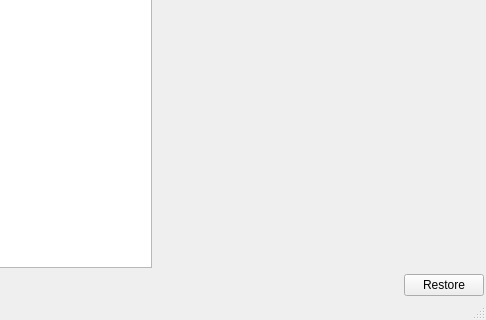
Qt form main_window.ui (henrik-w/Synkron) before a commit; both pictures show x 177 to 663 and y 295 to 615 of the 663 by 615 pixel window.
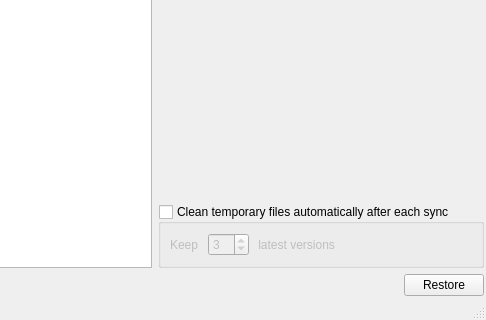
The same form after that commit. The open tabs and pages were chosen to show the change. Icons and pictures are not drawn. Custom widgets are drawn as their Qt base class.

Commit message: automatic cleaning of temporary files, improved synchronisation of two folders (should be a bit faster)

```diff
--- a/main_window.ui
+++ b/main_window.ui
@@ -205,7 +205,7 @@
             </property>
            </spacer>
           </item>
-          <item row="10" column="0" >
+          <item row="11" column="0" >
            <layout class="QGridLayout" >
             <item row="0" column="1" >
              <widget class="QPushButton" name="restore_files" >
@@ -242,6 +242,61 @@
           <item row="8" column="0" >
            <widget class="MTAdvancedGroupBox" native="1" name="restore_select_gb" />
           </item>
+          <item row="9" column="0" >
+           <widget class="MTAdvancedGroupBox" native="1" name="restore_clean_gb" />
+          </item>
+          <item row="10" column="0" >
+           <widget class="QGroupBox" name="restore_clean_auto_gb" >
+            <property name="title" >
+             <string>Clean temporary files automatically after each sync</string>
+            </property>
+            <property name="checkable" >
+             <bool>true</bool>
+            </property>
+            <property name="checked" >
+             <bool>false</bool>
+            </property>
+            <layout class="QGridLayout" name="gridLayout" >
+             <item row="0" column="0" >
+              <widget class="QLabel" name="keep_auto" >
+               <property name="text" >
+                <string>Keep </string>
+               </property>
+              </widget>
+             </item>
+             <item row="0" column="1" >
+              <widget class="QSpinBox" name="restore_clean_auto_files" >
+               <property name="minimum" >
+                <number>1</number>
+               </property>
+               <property name="value" >
+                <number>3</number>
+               </property>
+              </widget>
+             </item>
+             <item row="0" column="2" >
+              <widget class="QLabel" name="files_auto" >
+               <property name="text" >
+                <string> latest versions</string>
+               </property>
+              </widget>
+             </item>
+             <item row="0" column="3" >
+              <spacer name="horizontalSpacer" >
+               <property name="orientation" >
+                <enum>Qt::Horizontal</enum>
+               </property>
+               <property name="sizeHint" stdset="0" >
+                <size>
+                 <width>40</width>
+                 <height>20</height>
+                </size>
+               </property>
+              </spacer>
+             </item>
+            </layout>
+           </widget>
+          </item>
          </layout>
         </item>
        </layout>
```
Left out of the diff: 3 changed lines with no effect on the pictures. The commit also changes 16 other files.
